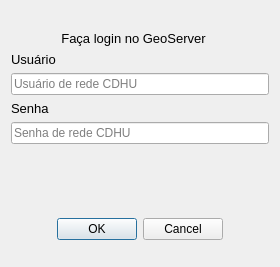
Before: the Qt Designer form geoserver_login_dialog_base.ui in maviz991/qgis-geometadata-plugin, drawn with Qt 5.
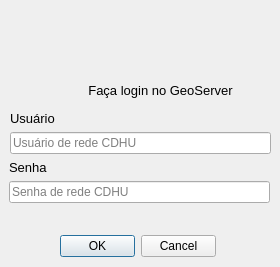
After: the same form once the commit is applied. Icons and pictures are not drawn.

Commit message: Versão 1.1.0 - Versão sem bugs - ui updt revisar designer de login

```diff
--- a/geoserver_login_dialog_base.ui
+++ b/geoserver_login_dialog_base.ui
@@ -13,10 +13,88 @@
   <property name="windowTitle">
    <string>Dialog</string>
   </property>
-  <layout class="QVBoxLayout" name="verticalLayout">
-   <item>
+  <widget class="QDialogButtonBox" name="buttonBox">
+   <property name="geometry">
+    <rect>
+     <x>60</x>
+     <y>235</y>
+     <width>156</width>
+     <height>23</height>
+    </rect>
+   </property>
+   <property name="sizePolicy">
+    <sizepolicy hsizetype="Expanding" vsizetype="Expanding">
+     <horstretch>0</horstretch>
+     <verstretch>0</verstretch>
+    </sizepolicy>
+   </property>
+   <property name="layoutDirection">
+    <enum>Qt::LeftToRight</enum>
+   </property>
+   <property name="autoFillBackground">
+    <bool>false</bool>
+   </property>
+   <property name="orientation">
+    <enum>Qt::Horizontal</enum>
+   </property>
+   <property name="standardButtons">
+    <set>QDialogButtonBox::Cancel|QDialogButtonBox::Ok</set>
+   </property>
+   <property name="centerButtons">
+    <bool>true</bool>
+   </property>
+  </widget>
+  <widget class="QLabel" name="label_5">
+   <property name="enabled">
+    <bool>true</bool>
+   </property>
+   <property name="geometry">
+    <rect>
+     <x>50</x>
+     <y>70</y>
+     <width>32</width>
+     <height>32</height>
+    </rect>
+   </property>
+   <property name="sizePolicy">
+    <sizepolicy hsizetype="Minimum" vsizetype="Minimum">
+     <horstretch>0</horstretch>
+     <verstretch>0</verstretch>
+    </sizepolicy>
+   </property>
+   <property name="maximumSize">
+    <size>
+     <width>10777116</width>
+     <height>16777215</height>
+    </size>
+   </property>
+   <property name="text">
+    <string/>
+   </property>
+   <property name="pixmap">
+    <pixmap>img/geoserver_logo.svg</pixmap>
+   </property>
+   <property name="alignment">
+    <set>Qt::AlignCenter</set>
+   </property>
+   <property name="margin">
+    <number>0</number>
+   </property>
+   <property name="indent">
+    <number>-1</number>
+   </property>
+  </widget>
+  <widget class="QWidget" name="layoutWidget">
+   <property name="geometry">
+    <rect>
+     <x>70</x>
+     <y>10</y>
+     <width>152</width>
+     <height>52</height>
+    </rect>
+   </property>
     <layout class="QGridLayout" name="gridLayout">
-     <item row="1" column="0">
+    <item row="0" column="0">
       <widget class="QLabel" name="label_4">
        <property name="frameShape">
         <enum>QFrame::NoFrame</enum>
@@ -45,72 +123,18 @@
       </widget>
      </item>
     </layout>
-   </item>
-   <item>
-    <layout class="QGridLayout" name="gridLayout_2" columnminimumwidth="0,0">
-     <property name="sizeConstraint">
-      <enum>QLayout::SetFixedSize</enum>
-     </property>
-     <item row="0" column="0">
-      <widget class="QLabel" name="label_3">
-       <property name="sizePolicy">
-        <sizepolicy hsizetype="Expanding" vsizetype="Fixed">
-         <horstretch>0</horstretch>
-         <verstretch>0</verstretch>
-        </sizepolicy>
-       </property>
-       <property name="font">
-        <font>
-         <pointsize>10</pointsize>
-        </font>
-       </property>
-       <property name="text">
-        <string>Faça login no GeoServer</string>
-       </property>
-       <property name="alignment">
-        <set>Qt::AlignCenter</set>
-       </property>
-      </widget>
-     </item>
-     <item row="0" column="1">
-      <widget class="QLabel" name="label_5">
-       <property name="enabled">
-        <bool>true</bool>
-       </property>
-       <property name="sizePolicy">
-        <sizepolicy hsizetype="Minimum" vsizetype="Minimum">
-         <horstretch>0</horstretch>
-         <verstretch>0</verstretch>
-        </sizepolicy>
-       </property>
-       <property name="maximumSize">
-        <size>
-         <width>10777116</width>
-         <height>16777215</height>
-        </size>
-       </property>
-       <property name="text">
-        <string/>
-       </property>
-       <property name="pixmap">
-        <pixmap>img/geoserver_logo.svg</pixmap>
-       </property>
-       <property name="alignment">
-        <set>Qt::AlignCenter</set>
-       </property>
-       <property name="margin">
-        <number>0</number>
-       </property>
-       <property name="indent">
-        <number>-1</number>
-       </property>
-      </widget>
-     </item>
-    </layout>
-   </item>
-   <item>
+  </widget>
+  <widget class="QWidget" name="layoutWidget">
+   <property name="geometry">
+    <rect>
+     <x>10</x>
+     <y>110</y>
+     <width>261</width>
+     <height>44</height>
+    </rect>
+   </property>
     <layout class="QGridLayout" name="gridLayout_3">
-     <item row="0" column="0">
+    <item row="2" column="0">
       <widget class="QLabel" name="label">
        <property name="font">
         <font>
@@ -125,11 +149,7 @@
        </property>
       </widget>
      </item>
-    </layout>
-   </item>
-   <item>
-    <layout class="QGridLayout" name="gridLayout_4">
-     <item row="0" column="0">
+    <item row="3" column="0">
       <widget class="QLineEdit" name="lineEdit_username">
        <property name="placeholderText">
         <string>Usuário de rede CDHU</string>
@@ -137,8 +157,16 @@
       </widget>
      </item>
     </layout>
-   </item>
-   <item>
+  </widget>
+  <widget class="QWidget" name="layoutWidget">
+   <property name="geometry">
+    <rect>
+     <x>9</x>
+     <y>159</y>
+     <width>261</width>
+     <height>44</height>
+    </rect>
+   </property>
     <layout class="QGridLayout" name="gridLayout_5">
      <item row="0" column="0">
       <widget class="QLabel" name="label_2">
@@ -155,11 +183,7 @@
        </property>
       </widget>
      </item>
-    </layout>
-   </item>
-   <item>
-    <layout class="QGridLayout" name="gridLayout_6">
-     <item row="0" column="0">
+    <item row="1" column="0">
       <widget class="QLineEdit" name="lineEdit_password">
        <property name="echoMode">
         <enum>QLineEdit::Password</enum>
@@ -170,46 +194,34 @@
       </widget>
      </item>
     </layout>
-   </item>
-   <item>
-    <spacer name="verticalSpacer">
-     <property name="orientation">
-      <enum>Qt::Vertical</enum>
-     </property>
-     <property name="sizeHint" stdset="0">
-      <size>
-       <width>20</width>
-       <height>40</height>
-      </size>
-     </property>
-    </spacer>
-   </item>
-   <item>
-    <widget class="QDialogButtonBox" name="buttonBox">
+  </widget>
+  <widget class="QLabel" name="label_3">
+   <property name="geometry">
+    <rect>
+     <x>80</x>
+     <y>80</y>
+     <width>161</width>
+     <height>20</height>
+    </rect>
+   </property>
      <property name="sizePolicy">
-      <sizepolicy hsizetype="Expanding" vsizetype="Expanding">
+    <sizepolicy hsizetype="Expanding" vsizetype="Fixed">
        <horstretch>0</horstretch>
        <verstretch>0</verstretch>
       </sizepolicy>
      </property>
-     <property name="layoutDirection">
-      <enum>Qt::LeftToRight</enum>
-     </property>
-     <property name="autoFillBackground">
-      <bool>false</bool>
-     </property>
-     <property name="orientation">
-      <enum>Qt::Horizontal</enum>
-     </property>
-     <property name="standardButtons">
-      <set>QDialogButtonBox::Cancel|QDialogButtonBox::Ok</set>
-     </property>
-     <property name="centerButtons">
-      <bool>true</bool>
-     </property>
-    </widget>
-   </item>
-  </layout>
+   <property name="font">
+    <font>
+     <pointsize>10</pointsize>
+    </font>
+   </property>
+   <property name="text">
+    <string>Faça login no GeoServer</string>
+   </property>
+   <property name="alignment">
+    <set>Qt::AlignCenter</set>
+   </property>
+  </widget>
  </widget>
  <resources/>
  <connections>
```
Left out of the diff: 2 changed lines with no effect on the pictures. Lines whose indentation alone changed are shown as unchanged. The commit also changes 3 other files.
